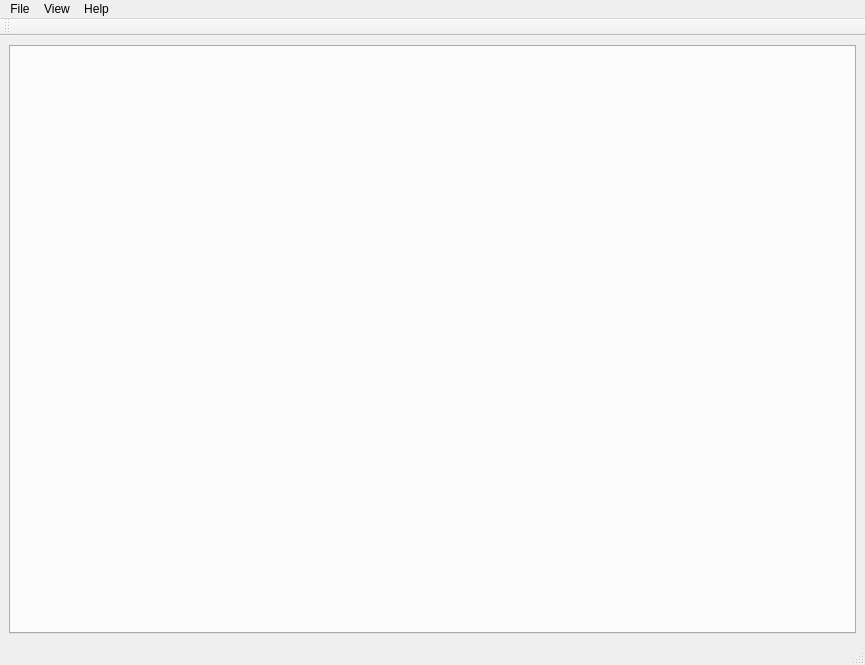
zkovari/plotlyst, file ui/main_window.ui: the form before one commit.
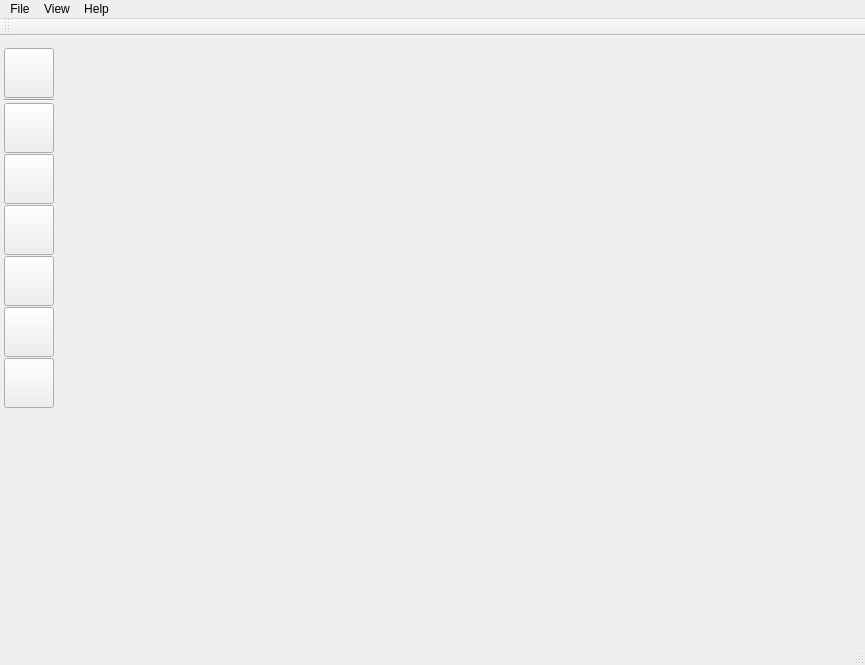
The form after the commit.

Commit message: Replace vertical tabs with toolbuttons

```diff
--- a/ui/main_window.ui
+++ b/ui/main_window.ui
@@ -14,30 +14,476 @@
    <string>MainWindow</string>
   </property>
   <widget class="QWidget" name="centralwidget">
-   <layout class="QVBoxLayout" name="verticalLayout">
+   <layout class="QHBoxLayout" name="horizontalLayout">
+    <property name="spacing">
+     <number>3</number>
+    </property>
+    <property name="leftMargin">
+     <number>2</number>
+    </property>
+    <property name="topMargin">
+     <number>2</number>
+    </property>
+    <property name="rightMargin">
+     <number>2</number>
+    </property>
+    <property name="bottomMargin">
+     <number>0</number>
+    </property>
     <item>
-     <widget class="QTabWidget" name="tabWidget">
+     <widget class="QWidget" name="widget" native="true">
+      <layout class="QVBoxLayout" name="verticalLayout">
+       <property name="spacing">
+        <number>1</number>
+       </property>
+       <property name="leftMargin">
+        <number>2</number>
+       </property>
+       <property name="topMargin">
+        <number>0</number>
+       </property>
+       <property name="rightMargin">
+        <number>0</number>
+       </property>
+       <property name="bottomMargin">
+        <number>0</number>
+       </property>
+       <item>
+        <spacer name="verticalSpacer_2">
+         <property name="orientation">
+          <enum>Qt::Vertical</enum>
+         </property>
+         <property name="sizeType">
+          <enum>QSizePolicy::Preferred</enum>
+         </property>
+         <property name="sizeHint" stdset="0">
+          <size>
+           <width>10</width>
+           <height>10</height>
+          </size>
+         </property>
+        </spacer>
+       </item>
+       <item>
+        <widget class="QToolButton" name="btnHome">
+         <property name="minimumSize">
+          <size>
+           <width>50</width>
+           <height>50</height>
+          </size>
+         </property>
+         <property name="maximumSize">
+          <size>
+           <width>50</width>
+           <height>50</height>
+          </size>
+         </property>
+         <property name="cursor">
+          <cursorShape>PointingHandCursor</cursorShape>
+         </property>
+         <property name="toolTip">
+          <string>Home</string>
+         </property>
+         <property name="text">
+          <string/>
+         </property>
+         <property name="iconSize">
+          <size>
+           <width>32</width>
+           <height>32</height>
+          </size>
+         </property>
+         <property name="checkable">
+          <bool>true</bool>
+         </property>
+         <attribute name="buttonGroup">
+          <string notr="true">buttonGroup</string>
+         </attribute>
+        </widget>
+       </item>
+       <item>
+        <widget class="Line" name="line">
+         <property name="orientation">
+          <enum>Qt::Horizontal</enum>
+         </property>
+        </widget>
+       </item>
+       <item>
+        <widget class="QToolButton" name="btnNovel">
+         <property name="minimumSize">
+          <size>
+           <width>50</width>
+           <height>50</height>
+          </size>
+         </property>
+         <property name="maximumSize">
+          <size>
+           <width>50</width>
+           <height>50</height>
+          </size>
+         </property>
+         <property name="cursor">
+          <cursorShape>PointingHandCursor</cursorShape>
+         </property>
+         <property name="toolTip">
+          <string>Novel</string>
+         </property>
+         <property name="text">
+          <string/>
+         </property>
+         <property name="iconSize">
+          <size>
+           <width>32</width>
+           <height>32</height>
+          </size>
+         </property>
+         <property name="checkable">
+          <bool>true</bool>
+         </property>
+         <attribute name="buttonGroup">
+          <string notr="true">buttonGroup</string>
+         </attribute>
+        </widget>
+       </item>
+       <item>
+        <widget class="QToolButton" name="btnCharacters">
+         <property name="minimumSize">
+          <size>
+           <width>50</width>
+           <height>50</height>
+          </size>
+         </property>
+         <property name="maximumSize">
+          <size>
+           <width>50</width>
+           <height>50</height>
+          </size>
+         </property>
+         <property name="cursor">
+          <cursorShape>PointingHandCursor</cursorShape>
+         </property>
+         <property name="toolTip">
+          <string>Characters</string>
+         </property>
+         <property name="text">
+          <string/>
+         </property>
+         <property name="iconSize">
+          <size>
+           <width>32</width>
+           <height>32</height>
+          </size>
+         </property>
+         <property name="checkable">
+          <bool>true</bool>
+         </property>
+         <attribute name="buttonGroup">
+          <string notr="true">buttonGroup</string>
+         </attribute>
+        </widget>
+       </item>
+       <item>
+        <widget class="QToolButton" name="btnScenes">
+         <property name="minimumSize">
+          <size>
+           <width>50</width>
+           <height>50</height>
+          </size>
+         </property>
+         <property name="maximumSize">
+          <size>
+           <width>50</width>
+           <height>50</height>
+          </size>
+         </property>
+         <property name="cursor">
+          <cursorShape>PointingHandCursor</cursorShape>
+         </property>
+         <property name="toolTip">
+          <string>Scenes</string>
+         </property>
+         <property name="text">
+          <string/>
+         </property>
+         <property name="iconSize">
+          <size>
+           <width>32</width>
+           <height>32</height>
+          </size>
+         </property>
+         <property name="checkable">
+          <bool>true</bool>
+         </property>
+         <attribute name="buttonGroup">
+          <string notr="true">buttonGroup</string>
+         </attribute>
+        </widget>
+       </item>
+       <item>
+        <widget class="QToolButton" name="btnTimeline">
+         <property name="minimumSize">
+          <size>
+           <width>50</width>
+           <height>50</height>
+          </size>
+         </property>
+         <property name="maximumSize">
+          <size>
+           <width>50</width>
+           <height>50</height>
+          </size>
+         </property>
+         <property name="cursor">
+          <cursorShape>PointingHandCursor</cursorShape>
+         </property>
+         <property name="toolTip">
+          <string>Timeline &amp; events</string>
+         </property>
+         <property name="text">
+          <string/>
+         </property>
+         <property name="iconSize">
+          <size>
+           <width>32</width>
+           <height>32</height>
+          </size>
+         </property>
+         <property name="checkable">
+          <bool>true</bool>
+         </property>
+         <attribute name="buttonGroup">
+          <string notr="true">buttonGroup</string>
+         </attribute>
+        </widget>
+       </item>
+       <item>
+        <widget class="QToolButton" name="btnNotes">
+         <property name="minimumSize">
+          <size>
+           <width>50</width>
+           <height>50</height>
+          </size>
+         </property>
+         <property name="maximumSize">
+          <size>
+           <width>50</width>
+           <height>50</height>
+          </size>
+         </property>
+         <property name="cursor">
+          <cursorShape>PointingHandCursor</cursorShape>
+         </property>
+         <property name="toolTip">
+          <string>Notes</string>
+         </property>
+         <property name="text">
+          <string/>
+         </property>
+         <property name="iconSize">
+          <size>
+           <width>32</width>
+           <height>32</height>
+          </size>
+         </property>
+         <property name="checkable">
+          <bool>true</bool>
+         </property>
+         <attribute name="buttonGroup">
+          <string notr="true">buttonGroup</string>
+         </attribute>
+        </widget>
+       </item>
+       <item>
+        <widget class="QToolButton" name="btnReport">
+         <property name="minimumSize">
+          <size>
+           <width>50</width>
+           <height>50</height>
+          </size>
+         </property>
+         <property name="maximumSize">
+          <size>
+           <width>50</width>
+           <height>50</height>
+          </size>
+         </property>
+         <property name="cursor">
+          <cursorShape>PointingHandCursor</cursorShape>
+         </property>
+         <property name="toolTip">
+          <string>Reports</string>
+         </property>
+         <property name="text">
+          <string/>
+         </property>
+         <property name="iconSize">
+          <size>
+           <width>32</width>
+           <height>32</height>
+          </size>
+         </property>
+         <property name="checkable">
+          <bool>true</bool>
+         </property>
+         <attribute name="buttonGroup">
+          <string notr="true">buttonGroup</string>
+         </attribute>
+        </widget>
+       </item>
+       <item>
+        <spacer name="verticalSpacer">
+         <property name="orientation">
+          <enum>Qt::Vertical</enum>
+         </property>
+         <property name="sizeHint" stdset="0">
+          <size>
+           <width>20</width>
+           <height>40</height>
+          </size>
+         </property>
+        </spacer>
+       </item>
+      </layout>
+     </widget>
+    </item>
+    <item>
+     <widget class="QStackedWidget" name="stackedWidget">
       <property name="cursor">
        <cursorShape>ArrowCursor</cursorShape>
       </property>
-      <property name="tabPosition">
-       <enum>QTabWidget::West</enum>
-      </property>
-      <property name="currentIndex">
-       <number>-1</number>
-      </property>
-      <property name="iconSize">
-       <size>
-        <width>32</width>
-        <height>32</height>
-       </size>
-      </property>
-      <property name="movable">
-       <bool>true</bool>
-      </property>
-      <property name="tabBarAutoHide">
-       <bool>true</bool>
-      </property>
+      <widget class="QWidget" name="pageHome">
+       <layout class="QVBoxLayout" name="verticalLayout_2">
+        <property name="spacing">
+         <number>0</number>
+        </property>
+        <property name="leftMargin">
+         <number>0</number>
+        </property>
+        <property name="topMargin">
+         <number>0</number>
+        </property>
+        <property name="rightMargin">
+         <number>0</number>
+        </property>
+        <property name="bottomMargin">
+         <number>0</number>
+        </property>
+       </layout>
+      </widget>
+      <widget class="QWidget" name="pageNovel">
+       <layout class="QVBoxLayout" name="verticalLayout_4">
+        <property name="spacing">
+         <number>0</number>
+        </property>
+        <property name="leftMargin">
+         <number>0</number>
+        </property>
+        <property name="topMargin">
+         <number>0</number>
+        </property>
+        <property name="rightMargin">
+         <number>0</number>
+        </property>
+        <property name="bottomMargin">
+         <number>0</number>
+        </property>
+       </layout>
+      </widget>
+      <widget class="QWidget" name="pageCharacters">
+       <layout class="QVBoxLayout" name="verticalLayout_5">
+        <property name="spacing">
+         <number>0</number>
+        </property>
+        <property name="leftMargin">
+         <number>0</number>
+        </property>
+        <property name="topMargin">
+         <number>0</number>
+        </property>
+        <property name="rightMargin">
+         <number>0</number>
+        </property>
+        <property name="bottomMargin">
+         <number>0</number>
+        </property>
+       </layout>
+      </widget>
+      <widget class="QWidget" name="pageScenes">
+       <layout class="QVBoxLayout" name="verticalLayout_6">
+        <property name="spacing">
+         <number>0</number>
+        </property>
+        <property name="leftMargin">
+         <number>0</number>
+        </property>
+        <property name="topMargin">
+         <number>0</number>
+        </property>
+        <property name="rightMargin">
+         <number>0</number>
+        </property>
+        <property name="bottomMargin">
+         <number>0</number>
+        </property>
+       </layout>
+      </widget>
+      <widget class="QWidget" name="pageTimeline">
+       <layout class="QVBoxLayout" name="verticalLayout_7">
+        <property name="spacing">
+         <number>0</number>
+        </property>
+        <property name="leftMargin">
+         <number>0</number>
+        </property>
+        <property name="topMargin">
+         <number>0</number>
+        </property>
+        <property name="rightMargin">
+         <number>0</number>
+        </property>
+        <property name="bottomMargin">
+         <number>0</number>
+        </property>
+       </layout>
+      </widget>
+      <widget class="QWidget" name="pageNotes">
+       <layout class="QVBoxLayout" name="verticalLayout_8">
+        <property name="spacing">
+         <number>0</number>
+        </property>
+        <property name="leftMargin">
+         <number>0</number>
+        </property>
+        <property name="topMargin">
+         <number>0</number>
+        </property>
+        <property name="rightMargin">
+         <number>0</number>
+        </property>
+        <property name="bottomMargin">
+         <number>0</number>
+        </property>
+       </layout>
+      </widget>
+      <widget class="QWidget" name="pageReports">
+       <layout class="QVBoxLayout" name="verticalLayout_3">
+        <property name="spacing">
+         <number>0</number>
+        </property>
+        <property name="leftMargin">
+         <number>0</number>
+        </property>
+        <property name="topMargin">
+         <number>0</number>
+        </property>
+        <property name="rightMargin">
+         <number>0</number>
+        </property>
+        <property name="bottomMargin">
+         <number>0</number>
+        </property>
+       </layout>
+      </widget>
      </widget>
     </item>
    </layout>
```
Left out of the diff: 5 changed lines with no effect on the pictures. The commit also changes 5 other files.
